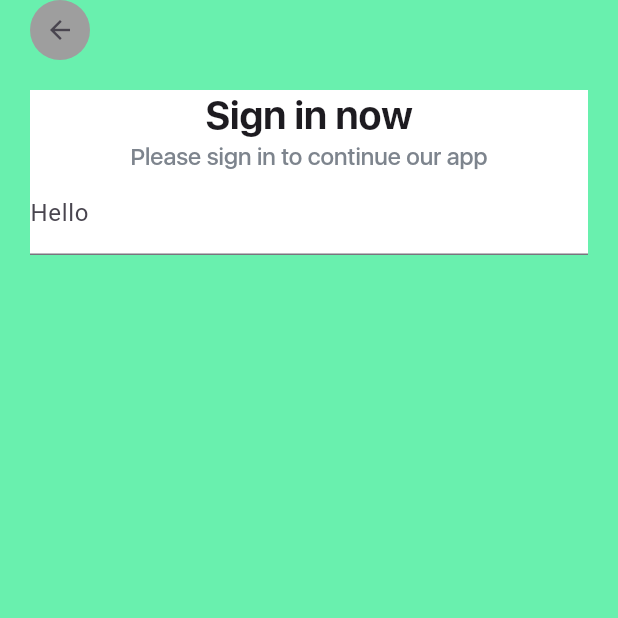
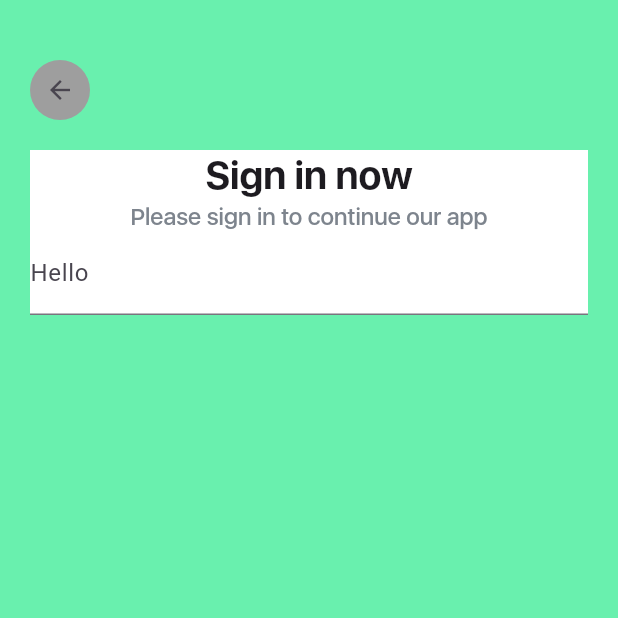
Before and after one commit to JantsoJant/travel_app, a Flutter app: the screen it shows after launch, on a phone screen of 412 x 824 dp, the top half of it. Run offline on Flutter 3.47's test engine with Material 3 defaults, Android fonts, the phone set to English and light mode, and no system bars; our stand-ins replace flutter_svg, smooth_page_indicator; project files that could hold a hidden picture were left out.

Commit message:
Update sign_in.dart

```diff
--- a/lib/sign_in.dart
+++ b/lib/sign_in.dart
@@ -17,7 +17,7 @@ class _SignInScreenState extends State<SignInScreen>{
         color: Colors.greenAccent,
         width: screenWidth,
         height: screenHeight,
-        padding: EdgeInsets.fromLTRB(20, 0, 20, 10),
+        padding: EdgeInsets.fromLTRB(20, 40, 20, 10),
         child: Column(
           crossAxisAlignment: CrossAxisAlignment.start,
           children: [
```
